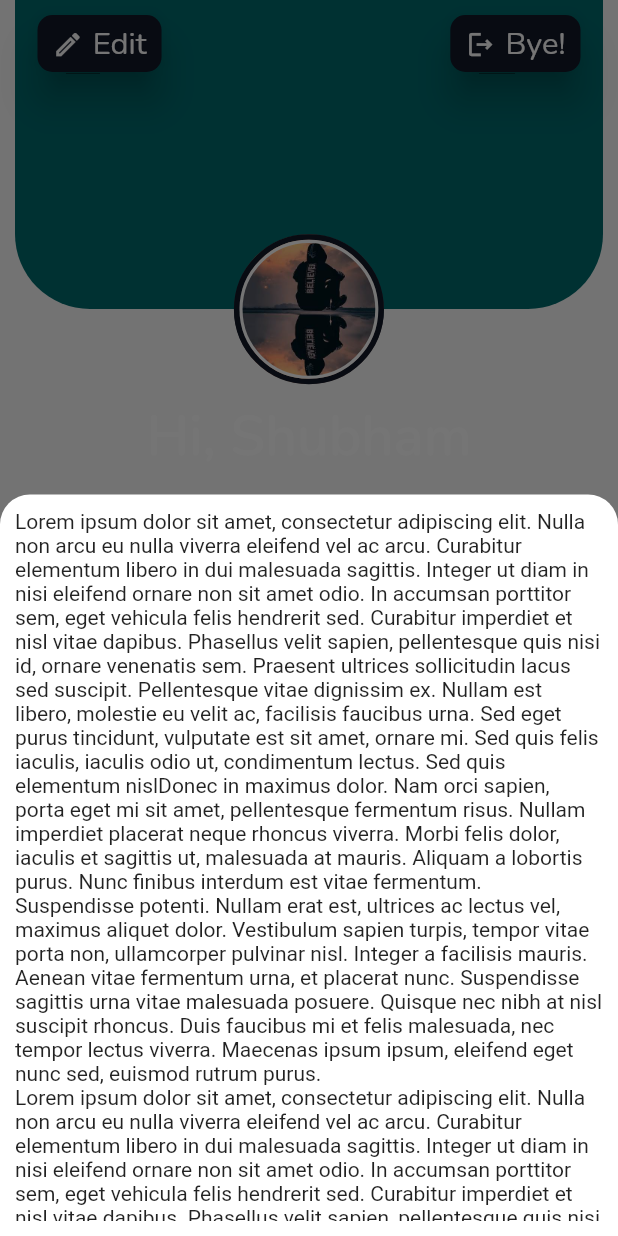
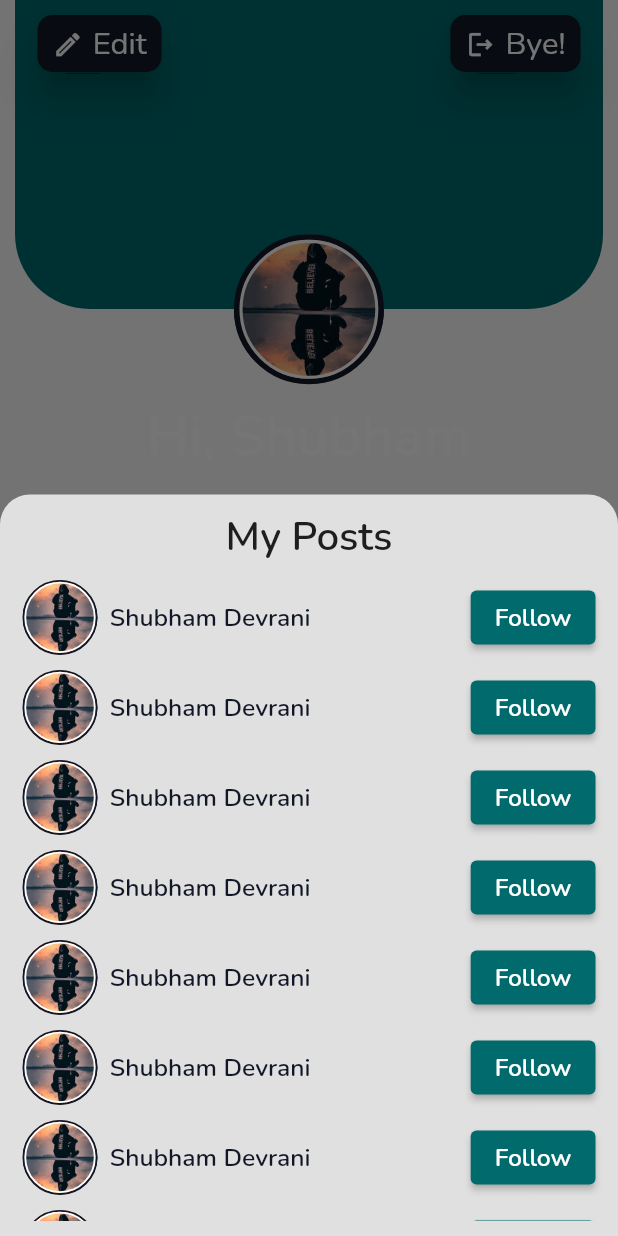
Before and after one commit to shubham1121/Coders-Arena, a Flutter app: the MyProfileScreen widget shown alone on an empty page, opened directly, after a tap on "04", on a phone screen of 412 x 824 dp. Run offline on Flutter 3.47's test engine with Material 2 defaults, Android fonts, the phone set to English and light mode, and no system bars; our stand-ins replace curved_navigation_bar, dio, firebase_auth, firebase_core, firebase_storage, flutter_dotenv and 5 more; accounts and stored records are empty; Roboto replaces fonts that are missing (Alegreya).

Commit message:
style: Post design updated

```diff
--- /dev/null
+++ b/lib/view/common_ui/bottom_modal_sheet.dart
@@ -0,0 +1,130 @@
+import 'package:coders_arena/constants/color_constants.dart';
+import 'package:coders_arena/constants/image_constants.dart';
+import 'package:coders_arena/utils/device_size.dart';
+import 'package:coders_arena/utils/space_provider.dart';
+import 'package:flutter/material.dart';
+import 'package:google_fonts/google_fonts.dart';
+
+class BottomModalSheet {
+  Widget makeDismissible(
+          {required Widget child, required BuildContext context}) =>
+      GestureDetector(
+        behavior: HitTestBehavior.opaque,
+        onTap: () => Navigator.of(context).pop(),
+        child: GestureDetector(
+          onTap: () {},
+          child: child,
+        ),
+      );
+
+  Widget buildSheet(BuildContext context, String windowType) {
+    final spaceProvider = SpaceProvider();
+    return makeDismissible(
+      context: context,
+      child: DraggableScrollableSheet(
+          initialChildSize: 0.6,
+          minChildSize: 0.4,
+          maxChildSize: 0.8,
+          builder: (_, controller) {
+            return Container(
+              decoration: BoxDecoration(
+                color: Colors.grey.shade300,
+                shape: BoxShape.rectangle,
+                borderRadius: const BorderRadius.vertical(
+                  top: Radius.circular(20),
+                ),
+              ),
+              padding: const EdgeInsets.all(10),
+              child: Column(
+                children: [
+                  Text(
+                    windowType,
+                    style: GoogleFonts.nunito(
+                      fontSize: displayWidth(context) * 0.065,
+                      fontWeight: FontWeight.w600,
+                    ),
+                  ),
+                  Expanded(
+                    child: ListView.builder(
+                      physics: const BouncingScrollPhysics(
+                          parent: AlwaysScrollableScrollPhysics()),
+                      controller: controller,
+                      itemCount: 10,
+                      itemBuilder: (context, index) {
+                        return Padding(
+                          padding: const EdgeInsets.fromLTRB(5, 10, 5, 0),
+                          child: Row(
+                            mainAxisAlignment: MainAxisAlignment.spaceBetween,
+                            children: [
+                              //dp and username
+                              Row(
+                                mainAxisAlignment:
+                                    MainAxisAlignment.spaceBetween,
+                                children: [
+                                  CircleAvatar(
+                                    backgroundColor: Colors.transparent,
+                                    radius: 25,
+                                    backgroundImage: const AssetImage(tempDp),
+                                    child: Container(
+                                      decoration: BoxDecoration(
+                                        borderRadius: BorderRadius.circular(50),
+                                        border: Border.all(
+                                          color: darkBlueColor,
+                                          width: displayWidth(context) * 0.003,
+                                        ),
+                                      ),
+                                      child: Container(
+                                        decoration: BoxDecoration(
+                                          borderRadius:
+                                              BorderRadius.circular(50),
+                                          border: Border.all(
+                                            color: Colors.white,
+                                            width:
+                                                displayWidth(context) * 0.003,
+                                          ),
+                                        ),
+                                      ),
+                                    ),
+                                  ),
+                                  spaceProvider.getWidthSpace(context, 0.02),
+                                  Text(
+                                    'Shubham Devrani',
+                                    style: GoogleFonts.nunito(
+                                      textStyle: TextStyle(
+                                        fontSize: displayWidth(context) * 0.04,
+                                        fontWeight: FontWeight.w600,
+                                        color: darkBlueColor,
+                                      ),
+                                    ),
+                                  ),
+                                ],
+                              ),
+                              //Unfollow Button
+                              ElevatedButton(
+                                onPressed: () {},
+                                style: ElevatedButton.styleFrom(
+                                  backgroundColor: lightBlueColor,
+                                ),
+                                child: Text(
+                                  'Follow',
+                                  style: GoogleFonts.nunito(
+                                    textStyle: TextStyle(
+                                      fontSize: displayWidth(context) * 0.04,
+                                      fontWeight: FontWeight.w600,
+                                    ),
+                                  ),
+                                ),
+                              ),
+                            ],
+                          ),
+                        );
+                      },
+                    ),
+                  ),
+                ],
+              ),
+            );
+          }),
+    );
+  }
+}
--- a/lib/view/screens/home/home_screen.dart
+++ b/lib/view/screens/home/home_screen.dart
@@ -4,6 +4,7 @@ import 'package:coders_arena/utils/space_provider.dart';
 import 'package:coders_arena/view/screens/feed/add_post_screen.dart';
 import 'package:coders_arena/view/screens/contest/contest_screen.dart';
 import 'package:coders_arena/view/screens/feed/feed_screen.dart';
+import 'package:coders_arena/view/screens/feed/temp.dart';
 import 'package:coders_arena/view/screens/profile/my_profile_screen.dart';
 import 'package:coders_arena/view/screens/search/search_screen.dart';
 import 'package:curved_navigation_bar/curved_navigation_bar.dart';
@@ -21,7 +22,7 @@ class _HomeScreenState extends State<HomeScreen> {
   // final AuthService _authService = AuthService(FirebaseAuth.instance);
   final spaceProvider = SpaceProvider();
   bool isLoading = false;
-  int index = 4;
+  int index = 2;
   @override
   Widget build(BuildContext context) {
     // final user = Provider.of<User?>(context);
@@ -52,7 +53,8 @@ class _HomeScreenState extends State<HomeScreen> {
 
     return SafeArea(
       child: Scaffold(
-        body: screens[index],
+        body: const TempScreen(),
+        // screens[index],
         backgroundColor: darkBlueColor,
         bottomNavigationBar: Theme(
           data: Theme.of(context).copyWith(
--- a/lib/view/screens/profile/my_profile_screen.dart
+++ b/lib/view/screens/profile/my_profile_screen.dart
@@ -2,6 +2,7 @@ import 'package:coders_arena/constants/color_constants.dart';
 import 'package:coders_arena/constants/image_constants.dart';
 import 'package:coders_arena/utils/device_size.dart';
 import 'package:coders_arena/utils/space_provider.dart';
+import 'package:coders_arena/view/common_ui/bottom_modal_sheet.dart';
 import 'package:coders_arena/view/common_ui/custom_icon_text_button.dart';
 import 'package:coders_arena/view/common_ui/profile_data_tile.dart';
 import 'package:flutter/material.dart';
@@ -17,6 +18,7 @@ class MyProfileScreen extends StatefulWidget {
 class _MyProfileScreenState extends State<MyProfileScreen> {
   @override
   Widget build(BuildContext context) {
+    final bottomModalSheet = BottomModalSheet();
     final spaceProvider = SpaceProvider();
     return Padding(
       padding: const EdgeInsets.fromLTRB(10, 0, 10, 0),
@@ -159,7 +161,8 @@ class _MyProfileScreenState extends State<MyProfileScreen> {
                               context: context,
                               backgroundColor: Colors.transparent,
                               isScrollControlled: true,
-                              builder: (context) => buildSheet(),
+                              builder: (context) => bottomModalSheet.buildSheet(
+                                  context, 'Followers'),
                             );
                           },
                           splashColor: Colors.grey.shade400,
@@ -199,7 +202,8 @@ class _MyProfileScreenState extends State<MyProfileScreen> {
                               context: context,
                               backgroundColor: Colors.transparent,
                               isScrollControlled: true,
-                              builder: (context) => buildSheet(),
+                              builder: (context) => bottomModalSheet.buildSheet(
+                                  context, 'My Posts'),
                             );
                           },
                           splashColor: Colors.grey.shade400,
@@ -237,7 +241,8 @@ class _MyProfileScreenState extends State<MyProfileScreen> {
                               context: context,
                               backgroundColor: Colors.transparent,
                               isScrollControlled: true,
-                              builder: (context) => buildSheet(),
+                              builder: (context) => bottomModalSheet.buildSheet(
+                                  context, 'Following'),
                             );
                           },
                           splashColor: Colors.grey.shade400,
@@ -306,74 +311,4 @@ class _MyProfileScreenState extends State<MyProfileScreen> {
       ),
     );
   }
-
-  Widget makeDismissible({required Widget child}) => GestureDetector(
-    behavior: HitTestBehavior.opaque,
-    onTap: () => Navigator.of(context).pop(),
-    child: GestureDetector(onTap: (){},child: child,),
-  );
-
-  Widget buildSheet() {
-    return makeDismissible(
-      child: DraggableScrollableSheet(
-          initialChildSize: 0.6,
-          minChildSize: 0.5,
-          maxChildSize: 0.8,
-          builder: (_, controller) {
-            return Container(
-              decoration: const BoxDecoration(
-                color: Colors.white,
-                shape: BoxShape.rectangle,
-                borderRadius: BorderRadius.vertical(
-                  top: Radius.circular(20),
-                ),
-              ),
-              padding: const EdgeInsets.all(10),
-              child: ListView(
-                controller: controller,
-                children: const [
-                  Text(
-                    'Lorem ipsum dolor sit amet, consectetur adipiscing elit. '
-                        'Nulla non arcu eu nulla viverra eleifend vel ac arcu. Curabitur elementum libero in '
-                        'dui malesuada sagittis. Integer ut diam in nisi eleifend ornare non sit amet odio. '
-                        'In accumsan porttitor sem, eget vehicula felis hendrerit sed. Curabitur imperdiet et '
-                        'nisl vitae dapibus. Phasellus velit sapien, pellentesque quis nisi id, ornare venenatis sem. '
-                        'Praesent ultrices sollicitudin lacus sed suscipit. Pellentesque vitae dignissim ex. '
-                        'Nullam est libero, molestie eu velit ac, facilisis faucibus urna. Sed eget purus tincidunt, '
-                        'vulputate est sit amet, ornare mi. Sed quis felis iaculis, iaculis odio ut, condimentum lectus. '
-                        'Sed quis elementum nislDonec in maximus dolor. Nam orci sapien, porta eget mi sit amet, '
-                        'pellentesque fermentum risus. Nullam imperdiet placerat neque rhoncus viverra. Morbi felis '
-                        'dolor, iaculis et sagittis ut, malesuada at mauris. Aliquam a lobortis purus. Nunc finibus '
-                        'interdum est vitae fermentum. Suspendisse potenti. Nullam erat est, ultrices ac lectus vel, '
-                        'maximus aliquet dolor. Vestibulum sapien turpis, tempor vitae porta non, ullamcorper pulvinar '
-                        'nisl. Integer a facilisis mauris. Aenean vitae fermentum urna, et placerat nunc. Suspendisse '
-                        'sagittis urna vitae malesuada posuere. Quisque nec nibh at nisl suscipit rhoncus. '
-                        'Duis faucibus mi et felis malesuada, nec tempor lectus viverra. Maecenas ipsum ipsum, '
-                        'eleifend eget nunc sed, euismod rutrum purus.',
-                  ),
-                  Text(
-                    'Lorem ipsum dolor sit amet, consectetur adipiscing elit. '
-                        'Nulla non arcu eu nulla viverra eleifend vel ac arcu. Curabitur elementum libero in '
-                        'dui malesuada sagittis. Integer ut diam in nisi eleifend ornare non sit amet odio. '
-                        'In accumsan porttitor sem, eget vehicula felis hendrerit sed. Curabitur imperdiet et '
-                        'nisl vitae dapibus. Phasellus velit sapien, pellentesque quis nisi id, ornare venenatis sem. '
-                        'Praesent ultrices sollicitudin lacus sed suscipit. Pellentesque vitae dignissim ex. '
-                        'Nullam est libero, molestie eu velit ac, facilisis faucibus urna. Sed eget purus tincidunt, '
-                        'vulputate est sit amet, ornare mi. Sed quis felis iaculis, iaculis odio ut, condimentum lectus. '
-                        'Sed quis elementum nislDonec in maximus dolor. Nam orci sapien, porta eget mi sit amet, '
-                        'pellentesque fermentum risus. Nullam imperdiet placerat neque rhoncus viverra. Morbi felis '
-                        'dolor, iaculis et sagittis ut, malesuada at mauris. Aliquam a lobortis purus. Nunc finibus '
-                        'interdum est vitae fermentum. Suspendisse potenti. Nullam erat est, ultrices ac lectus vel, '
-                        'maximus aliquet dolor. Vestibulum sapien turpis, tempor vitae porta non, ullamcorper pulvinar '
-                        'nisl. Integer a facilisis mauris. Aenean vitae fermentum urna, et placerat nunc. Suspendisse '
-                        'sagittis urna vitae malesuada posuere. Quisque nec nibh at nisl suscipit rhoncus. '
-                        'Duis faucibus mi et felis malesuada, nec tempor lectus viverra. Maecenas ipsum ipsum, '
-                        'eleifend eget nunc sed, euismod rutrum purus.',
-                  ),
-                ],
-              ),
-            );
-          }),
-    );
-  }
 }
```
Also changed, not shown: lib/view/common_ui/profile_data_tile.dart (+6 -8 lines), lib/view/screens/feed/temp.dart (added, +170 -0 lines), assets/heart_icon_red.png (added).
